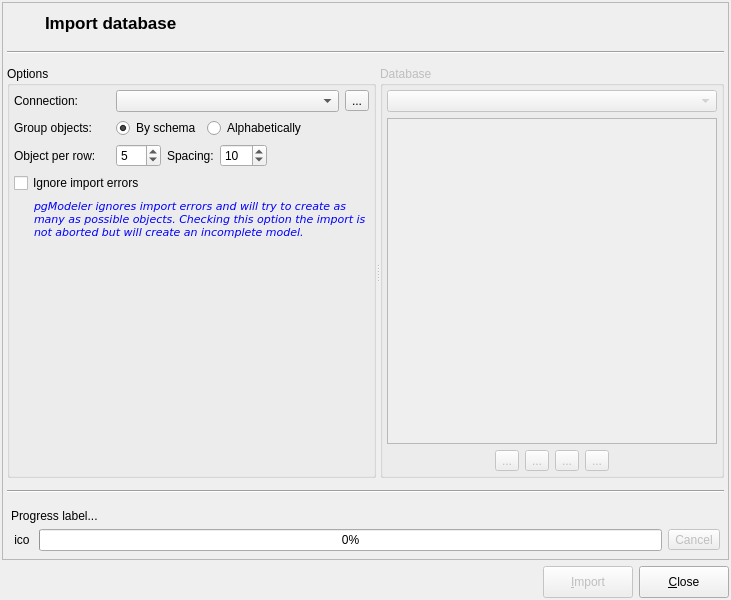
Before: the Qt Designer form libpgmodeler_ui/ui/databaseimportform.ui in pgmodeler/pgmodeler, drawn with Qt 5.
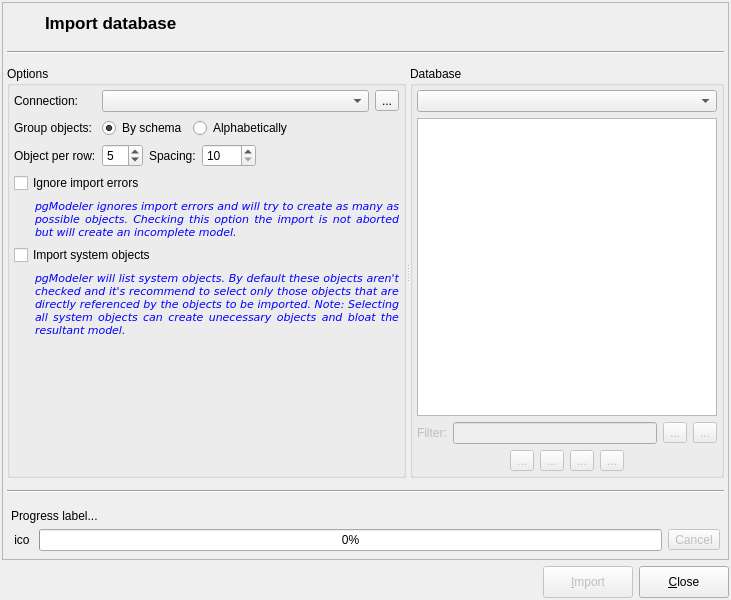
After: the same form once the commit is applied. Icons and pictures are not drawn.

Commit message:
Minor improvements on Catalog class.
Fixed owner reference on XML code for table and view objects.

DatabaseImportForm and DatabaseImportHelper implementation checkpoint.

```diff
--- a/libpgmodeler_ui/ui/databaseimportform.ui
+++ b/libpgmodeler_ui/ui/databaseimportform.ui
@@ -259,7 +259,7 @@
             <property name="title">
              <string>Options</string>
             </property>
-            <layout class="QGridLayout" name="gridLayout_2">
+            <layout class="QGridLayout" name="gridLayout_8">
              <property name="leftMargin">
               <number>4</number>
              </property>
@@ -285,40 +285,7 @@
                </property>
               </widget>
              </item>
-             <item row="1" column="2" colspan="5">
-              <layout class="QHBoxLayout" name="horizontalLayout_2">
-               <item>
-                <widget class="QRadioButton" name="grp_schema_rb">
-                 <property name="sizePolicy">
-                  <sizepolicy hsizetype="Fixed" vsizetype="Fixed">
-                   <horstretch>0</horstretch>
-                   <verstretch>0</verstretch>
-                  </sizepolicy>
-                 </property>
-                 <property name="text">
-                  <string>By schema</string>
-                 </property>
-                 <property name="checked">
-                  <bool>true</bool>
-                 </property>
-                </widget>
-               </item>
-               <item>
-                <widget class="QRadioButton" name="grp_alpha_rb">
-                 <property name="sizePolicy">
-                  <sizepolicy hsizetype="Expanding" vsizetype="Fixed">
-                   <horstretch>0</horstretch>
-                   <verstretch>0</verstretch>
-                  </sizepolicy>
-                 </property>
-                 <property name="text">
-                  <string>Alphabetically</string>
-                 </property>
-                </widget>
-               </item>
-              </layout>
-             </item>
-             <item row="0" column="2" colspan="5">
+             <item row="0" column="1" colspan="4">
               <layout class="QHBoxLayout" name="horizontalLayout">
                <item>
                 <widget class="QComboBox" name="connections_cmb">
@@ -352,7 +319,79 @@
                </item>
               </layout>
              </item>
-             <item row="2" column="3">
+             <item row="1" column="0">
+              <widget class="QLabel" name="group_lbl">
+               <property name="sizePolicy">
+                <sizepolicy hsizetype="Fixed" vsizetype="Preferred">
+                 <horstretch>0</horstretch>
+                 <verstretch>0</verstretch>
+                </sizepolicy>
+               </property>
+               <property name="text">
+                <string>Group objects:</string>
+               </property>
+              </widget>
+             </item>
+             <item row="1" column="1" colspan="4">
+              <layout class="QHBoxLayout" name="horizontalLayout_2">
+               <item>
+                <widget class="QRadioButton" name="grp_schema_rb">
+                 <property name="sizePolicy">
+                  <sizepolicy hsizetype="Fixed" vsizetype="Fixed">
+                   <horstretch>0</horstretch>
+                   <verstretch>0</verstretch>
+                  </sizepolicy>
+                 </property>
+                 <property name="text">
+                  <string>By schema</string>
+                 </property>
+                 <property name="checked">
+                  <bool>true</bool>
+                 </property>
+                </widget>
+               </item>
+               <item>
+                <widget class="QRadioButton" name="grp_alpha_rb">
+                 <property name="sizePolicy">
+                  <sizepolicy hsizetype="Expanding" vsizetype="Fixed">
+                   <horstretch>0</horstretch>
+                   <verstretch>0</verstretch>
+                  </sizepolicy>
+                 </property>
+                 <property name="text">
+                  <string>Alphabetically</string>
+                 </property>
+                </widget>
+               </item>
+              </layout>
+             </item>
+             <item row="2" column="0">
+              <widget class="QLabel" name="objs_per_row_lbl">
+               <property name="sizePolicy">
+                <sizepolicy hsizetype="Fixed" vsizetype="Preferred">
+                 <horstretch>0</horstretch>
+                 <verstretch>0</verstretch>
+                </sizepolicy>
+               </property>
+               <property name="text">
+                <string>Object per row:</string>
+               </property>
+              </widget>
+             </item>
+             <item row="2" column="1">
+              <widget class="QSpinBox" name="objs_per_row_sb">
+               <property name="minimum">
+                <number>1</number>
+               </property>
+               <property name="maximum">
+                <number>20</number>
+               </property>
+               <property name="value">
+                <number>5</number>
+               </property>
+              </widget>
+             </item>
+             <item row="2" column="2">
               <widget class="QLabel" name="obj_spacing_lbl">
                <property name="sizePolicy">
                 <sizepolicy hsizetype="Fixed" vsizetype="Preferred">
@@ -365,33 +404,20 @@
                </property>
               </widget>
              </item>
-             <item row="2" column="4">
+             <item row="2" column="3">
               <widget class="QSpinBox" name="obj_spacing_sb">
                <property name="minimum">
-                <number>1</number>
+                <number>10</number>
                </property>
                <property name="maximum">
-                <number>100</number>
+                <number>1000</number>
                </property>
                <property name="value">
                 <number>10</number>
                </property>
               </widget>
              </item>
-             <item row="2" column="2">
-              <widget class="QSpinBox" name="objs_per_row_sb">
-               <property name="minimum">
-                <number>1</number>
-               </property>
-               <property name="maximum">
-                <number>20</number>
-               </property>
-               <property name="value">
-                <number>5</number>
-               </property>
-              </widget>
-             </item>
-             <item row="2" column="5" colspan="2">
+             <item row="2" column="4">
               <spacer name="horizontalSpacer_3">
                <property name="orientation">
                 <enum>Qt::Horizontal</enum>
@@ -404,46 +430,220 @@
                </property>
               </spacer>
              </item>
-             <item row="2" column="0" colspan="2">
-              <widget class="QLabel" name="objs_per_row_lbl">
-               <property name="sizePolicy">
-                <sizepolicy hsizetype="Fixed" vsizetype="Preferred">
-                 <horstretch>0</horstretch>
-                 <verstretch>0</verstretch>
-                </sizepolicy>
-               </property>
-               <property name="text">
-                <string>Object per row:</string>
-               </property>
-              </widget>
+             <item row="3" column="0" colspan="5">
+              <layout class="QGridLayout" name="gridLayout_2">
+               <item row="0" column="0" colspan="2">
+                <widget class="QCheckBox" name="ignore_errors_chk">
+                 <property name="sizePolicy">
+                  <sizepolicy hsizetype="Expanding" vsizetype="Fixed">
+                   <horstretch>0</horstretch>
+                   <verstretch>0</verstretch>
+                  </sizepolicy>
+                 </property>
+                 <property name="text">
+                  <string>Ignore import errors</string>
+                 </property>
+                </widget>
+               </item>
+               <item row="1" column="0">
+                <spacer name="horizontalSpacer_4">
+                 <property name="orientation">
+                  <enum>Qt::Horizontal</enum>
+                 </property>
+                 <property name="sizeType">
+                  <enum>QSizePolicy::Fixed</enum>
+                 </property>
+                 <property name="sizeHint" stdset="0">
+                  <size>
+                   <width>15</width>
+                   <height>20</height>
+                  </size>
+                 </property>
+                </spacer>
+               </item>
+               <item row="1" column="1">
+                <widget class="QLabel" name="hint3_lbl">
+                 <property name="enabled">
+                  <bool>true</bool>
+                 </property>
+                 <property name="sizePolicy">
+                  <sizepolicy hsizetype="Expanding" vsizetype="Preferred">
+                   <horstretch>0</horstretch>
+                   <verstretch>0</verstretch>
+                  </sizepolicy>
+                 </property>
+                 <property name="palette">
+                  <palette>
+                   <active>
+                    <colorrole role="WindowText">
+                     <brush brushstyle="SolidPattern">
+                      <color alpha="255">
+                       <red>0</red>
+                       <green>0</green>
+                       <blue>255</blue>
+                      </color>
+                     </brush>
+                    </colorrole>
+                   </active>
+                   <inactive>
+                    <colorrole role="WindowText">
+                     <brush brushstyle="SolidPattern">
+                      <color alpha="255">
+                       <red>0</red>
+                       <green>0</green>
+                       <blue>255</blue>
+                      </color>
+                     </brush>
+                    </colorrole>
+                   </inactive>
+                   <disabled>
+                    <colorrole role="WindowText">
+                     <brush brushstyle="SolidPattern">
+                      <color alpha="255">
+                       <red>117</red>
+                       <green>114</green>
+                       <blue>112</blue>
+                      </color>
+                     </brush>
+                    </colorrole>
+                   </disabled>
+                  </palette>
+                 </property>
+                 <property name="font">
+                  <font>
+                   <family>DejaVu Sans</family>
+                   <pointsize>8</pointsize>
+                   <italic>true</italic>
+                  </font>
+                 </property>
+                 <property name="text">
+                  <string>pgModeler ignores import errors and will try to create as many as possible objects. Checking this option the import is not aborted but will create an incomplete model.</string>
+                 </property>
+                 <property name="textFormat">
+                  <enum>Qt::PlainText</enum>
+                 </property>
+                 <property name="alignment">
+                  <set>Qt::AlignJustify|Qt::AlignVCenter</set>
+                 </property>
+                 <property name="wordWrap">
+                  <bool>true</bool>
+                 </property>
+                 <property name="indent">
+                  <number>20</number>
+                 </property>
+                </widget>
+               </item>
+              </layout>
              </item>
-             <item row="1" column="0" colspan="2">
-              <widget class="QLabel" name="group_lbl">
-               <property name="sizePolicy">
-                <sizepolicy hsizetype="Fixed" vsizetype="Preferred">
-                 <horstretch>0</horstretch>
-                 <verstretch>0</verstretch>
-                </sizepolicy>
-               </property>
-               <property name="text">
-                <string>Group objects:</string>
-               </property>
-              </widget>
+             <item row="4" column="0" colspan="5">
+              <layout class="QGridLayout" name="gridLayout_7">
+               <item row="0" column="0" colspan="2">
+                <widget class="QCheckBox" name="import_sys_objs_chk">
+                 <property name="sizePolicy">
+                  <sizepolicy hsizetype="Expanding" vsizetype="Fixed">
+                   <horstretch>0</horstretch>
+                   <verstretch>0</verstretch>
+                  </sizepolicy>
+                 </property>
+                 <property name="text">
+                  <string>Import system objects</string>
+                 </property>
+                </widget>
+               </item>
+               <item row="1" column="0">
+                <spacer name="horizontalSpacer_5">
+                 <property name="orientation">
+                  <enum>Qt::Horizontal</enum>
+                 </property>
+                 <property name="sizeType">
+                  <enum>QSizePolicy::Fixed</enum>
+                 </property>
+                 <property name="sizeHint" stdset="0">
+                  <size>
+                   <width>15</width>
+                   <height>20</height>
+                  </size>
+                 </property>
+                </spacer>
+               </item>
+               <item row="1" column="1">
+                <widget class="QLabel" name="hint2_lbl">
+                 <property name="enabled">
+                  <bool>true</bool>
+                 </property>
+                 <property name="sizePolicy">
+                  <sizepolicy hsizetype="Expanding" vsizetype="Preferred">
+                   <horstretch>0</horstretch>
+                   <verstretch>0</verstretch>
+                  </sizepolicy>
+                 </property>
+                 <property name="palette">
+                  <palette>
+                   <active>
+                    <colorrole role="WindowText">
+                     <brush brushstyle="SolidPattern">
+                      <color alpha="255">
+                       <red>0</red>
+                       <green>0</green>
+                       <blue>255</blue>
+                      </color>
+                     </brush>
+                    </colorrole>
+                   </active>
+                   <inactive>
+                    <colorrole role="WindowText">
+                     <brush brushstyle="SolidPattern">
+                      <color alpha="255">
+                       <red>0</red>
+                       <green>0</green>
+                       <blue>255</blue>
+                      </color>
+                     </brush>
+                    </colorrole>
+                   </inactive>
+                   <disabled>
+                    <colorrole role="WindowText">
+                     <brush brushstyle="SolidPattern">
+                      <color alpha="255">
+                       <red>117</red>
+                       <green>114</green>
+                       <blue>112</blue>
+                      </color>
+                     </brush>
+                    </colorrole>
+                   </disabled>
+                  </palette>
+                 </property>
+                 <property name="font">
+                  <font>
+                   <family>DejaVu Sans</family>
+                   <pointsize>8</pointsize>
+                   <italic>true</italic>
+                  </font>
+                 </property>
+                 <property name="text">
+                  <string>pgModeler will list system objects. By default these objects aren't checked and it's recommend to select only those objects that are directly referenced by the objects to be imported. Note: Selecting all system objects can create unecessary objects and bloat the resultant model.</string>
+                 </property>
+                 <property name="textFormat">
+                  <enum>Qt::PlainText</enum>
+                 </property>
+                 <property name="alignment">
+                  <set>Qt::AlignJustify|Qt::AlignVCenter</set>
+                 </property>
+                 <property name="wordWrap">
+                  <bool>true</bool>
+                 </property>
+                 <property name="margin">
+                  <number>0</number>
+                 </property>
+                 <property name="indent">
+                  <number>20</number>
+                 </property>
+                </widget>
+               </item>
+              </layout>
              </item>
-             <item row="4" column="0" colspan="7">
-              <widget class="QCheckBox" name="ignore_errors_chk">
-               <property name="sizePolicy">
-                <sizepolicy hsizetype="Expanding" vsizetype="Fixed">
-                 <horstretch>0</horstretch>
-                 <verstretch>0</verstretch>
-                </sizepolicy>
-               </property>
-               <property name="text">
-                <string>Ignore import errors</string>
-               </property>
-              </widget>
-             </item>
-             <item row="8" column="0" colspan="7">
+             <item row="5" column="0" colspan="5">
               <spacer name="verticalSpacer">
                <property name="orientation">
                 <enum>Qt::Vertical</enum>
@@ -456,80 +656,11 @@
                </property>
               </spacer>
              </item>
-             <item row="5" column="0" colspan="7">
-              <widget class="QLabel" name="hint3_lbl">
-               <property name="enabled">
-                <bool>true</bool>
-               </property>
-               <property name="sizePolicy">
-                <sizepolicy hsizetype="Expanding" vsizetype="Preferred">
-                 <horstretch>0</horstretch>
-                 <verstretch>0</verstretch>
-                </sizepolicy>
-               </property>
-               <property name="palette">
-                <palette>
-                 <active>
-                  <colorrole role="WindowText">
-                   <brush brushstyle="SolidPattern">
-                    <color alpha="255">
-                     <red>0</red>
-                     <green>0</green>
-                     <blue>255</blue>
-                    </color>
-                   </brush>
-                  </colorrole>
-                 </active>
-                 <inactive>
-                  <colorrole role="WindowText">
-                   <brush brushstyle="SolidPattern">
-                    <color alpha="255">
-                     <red>0</red>
-                     <green>0</green>
-                     <blue>255</blue>
-                    </color>
-                   </brush>
-                  </colorrole>
-                 </inactive>
-                 <disabled>
-                  <colorrole role="WindowText">
-                   <brush brushstyle="SolidPattern">
-                    <color alpha="255">
-                     <red>117</red>
-                     <green>114</green>
-                     <blue>112</blue>
-                    </color>
-                   </brush>
-                  </colorrole>
-                 </disabled>
-                </palette>
-               </property>
-               <property name="font">
-                <font>
-                 <family>DejaVu Sans</family>
-                 <pointsize>8</pointsize>
-                 <italic>true</italic>
-                </font>
-               </property>
-               <property name="text">
-                <string>pgModeler ignores import errors and will try to create as many as possible objects. Checking this option the import is not aborted but will create an incomplete model.</string>
-               </property>
-               <property name="textFormat">
-                <enum>Qt::PlainText</enum>
-               </property>
-               <property name="wordWrap">
-                <bool>true</bool>
-               </property>
-               <property name="indent">
-                <number>20</number>
-               </property>
-              </widget>
-             </item>
             </layout>
            </widget>
            <widget class="QGroupBox" name="database_gb">
             <property name="enabled">
-             <bool>false</bool>
+             <bool>true</bool>
             </property>
             <property name="sizePolicy">
              <sizepolicy hsizetype="Expanding" vsizetype="Preferred">
@@ -555,6 +686,9 @@
              </property>
              <item row="1" column="0" colspan="6">
               <widget class="QTreeWidget" name="db_objects_tw">
+               <property name="enabled">
+                <bool>true</bool>
+               </property>
                <property name="minimumSize">
                 <size>
                  <width>300</width>
@@ -613,7 +747,7 @@
                </column>
               </widget>
              </item>
-             <item row="2" column="0">
+             <item row="3" column="0">
               <spacer name="horizontalSpacer">
                <property name="orientation">
                 <enum>Qt::Horizontal</enum>
@@ -626,7 +760,7 @@
                </property>
               </spacer>
              </item>
-             <item row="2" column="1">
+             <item row="3" column="1">
               <widget class="QToolButton" name="select_all_tb">
                <property name="enabled">
                 <bool>false</bool>
@@ -664,7 +798,7 @@
                </property>
               </widget>
              </item>
-             <item row="2" column="2">
+             <item row="3" column="2">
               <widget class="QToolButton" name="clear_all_tb">
                <property name="enabled">
                 <bool>false</bool>
@@ -702,7 +836,7 @@
                </property>
               </widget>
              </item>
-             <item row="2" column="3">
+             <item row="3" column="3">
               <widget class="QToolButton" name="expand_all_tb">
                <property name="enabled">
                 <bool>false</bool>
@@ -740,7 +874,7 @@
                </property>
               </widget>
              </item>
-             <item row="2" column="4">
+             <item row="3" column="4">
               <widget class="QToolButton" name="collapse_all_tb">
                <property name="enabled">
                 <bool>false</bool>
@@ -778,7 +912,7 @@
                </property>
               </widget>
              </item>
-             <item row="2" column="5">
+             <item row="3" column="5">
               <spacer name="horizontalSpacer_2">
                <property name="orientation">
                 <enum>Qt::Horizontal</enum>
@@ -793,6 +927,9 @@
              </item>
              <item row="0" column="0" colspan="6">
               <widget class="QComboBox" name="database_cmb">
+               <property name="enabled">
+                <bool>true</bool>
+               </property>
                <property name="insertPolicy">
                 <enum>QComboBox::InsertAlphabetically</enum>
                </property>
@@ -804,6 +941,109 @@
                </property>
               </widget>
              </item>
+             <item row="2" column="0" colspan="6">
+              <layout class="QHBoxLayout" name="horizontalLayout_3">
+               <item>
+                <widget class="QLabel" name="filter_lbl">
+                 <property name="enabled">
+                  <bool>false</bool>
+                 </property>
+                 <property name="sizePolicy">
+                  <sizepolicy hsizetype="Fixed" vsizetype="Preferred">
+                   <horstretch>0</horstretch>
+                   <verstretch>0</verstretch>
+                  </sizepolicy>
+                 </property>
+                 <property name="text">
+                  <string>Filter:</string>
+                 </property>
+                </widget>
+               </item>
+               <item>
+                <widget class="QLineEdit" name="filter_edt">
+                 <property name="enabled">
+                  <bool>false</bool>
+                 </property>
+                </widget>
+               </item>
+               <item>
+                <widget class="QToolButton" name="filter_tb">
+                 <property name="enabled">
+                  <bool>false</bool>
+                 </property>
+                 <property name="sizePolicy">
+                  <sizepolicy hsizetype="Fixed" vsizetype="Fixed">
+                   <horstretch>0</horstretch>
+                   <verstretch>0</verstretch>
+                  </sizepolicy>
+                 </property>
+                 <property name="minimumSize">
+                  <size>
+                   <width>0</width>
+                   <height>0</height>
+                  </size>
+                 </property>
+                 <property name="toolTip">
+                  <string>Apply filter</string>
+                 </property>
+                 <property name="text">
+                  <string>...</string>
+                 </property>
+                 <property name="icon">
+                  <iconset resource="../res/resources.qrc">
+                   <normaloff>:/icones/icones/filter.png</normaloff>:/icones/icones/filter.png</iconset>
+                 </property>
+                 <property name="iconSize">
+                  <size>
+                   <width>20</width>
+                   <height>20</height>
+                  </size>
+                 </property>
+                 <property name="checkable">
+                  <bool>false</bool>
+                 </property>
+                </widget>
+               </item>
+               <item>
+                <widget class="QToolButton" name="clear_filter_tb">
+                 <property name="enabled">
+                  <bool>false</bool>
+                 </property>
+                 <property name="sizePolicy">
+                  <sizepolicy hsizetype="Fixed" vsizetype="Fixed">
+                   <horstretch>0</horstretch>
+                   <verstretch>0</verstretch>
+                  </sizepolicy>
+                 </property>
+                 <property name="minimumSize">
+                  <size>
+                   <width>0</width>
+                   <height>0</height>
+                  </size>
+                 </property>
+                 <property name="toolTip">
+                  <string>Expands all items</string>
+                 </property>
+                 <property name="text">
+                  <string>...</string>
+                 </property>
+                 <property name="icon">
+                  <iconset resource="../res/resources.qrc">
+                   <normaloff>:/icones/icones/limpartexto.png</normaloff>:/icones/icones/limpartexto.png</iconset>
+                 </property>
+                 <property name="iconSize">
+                  <size>
+                   <width>20</width>
+                   <height>20</height>
+                  </size>
+                 </property>
+                 <property name="checkable">
+                  <bool>false</bool>
+                 </property>
+                </widget>
+               </item>
+              </layout>
+             </item>
             </layout>
            </widget>
           </widget>
```
Left out of the diff: 4 changed lines with no effect on the pictures. The commit also changes 20 other files.
